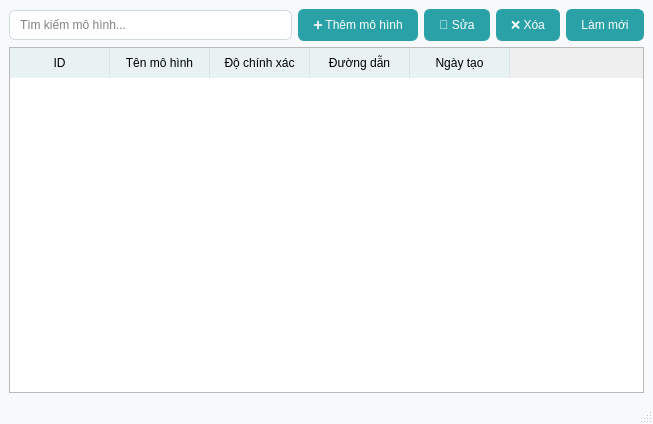
bichnga1845/MLBA_FinalProjectt, file final_ml/ui/ui_admin_model_management.ui: the form before one commit.
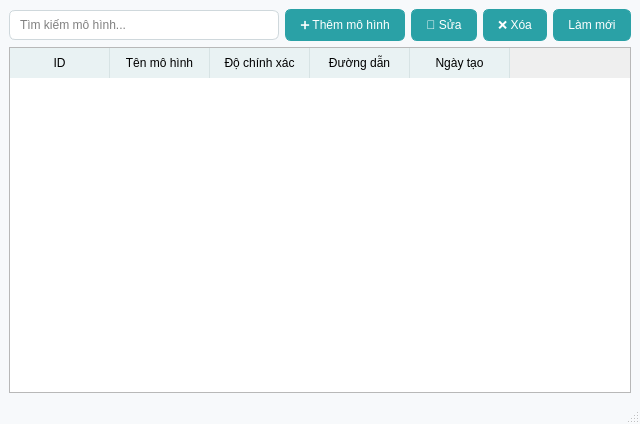
The form after the commit.

Commit message: model mngm

Patch:
```diff
--- a/final_ml/ui/ui_admin_model_management.ui
+++ b/final_ml/ui/ui_admin_model_management.ui
@@ -6,7 +6,7 @@
    <rect>
     <x>0</x>
     <y>0</y>
-    <width>653</width>
+    <width>640</width>
     <height>424</height>
    </rect>
   </property>
```
The commit also changes 2 other files.
